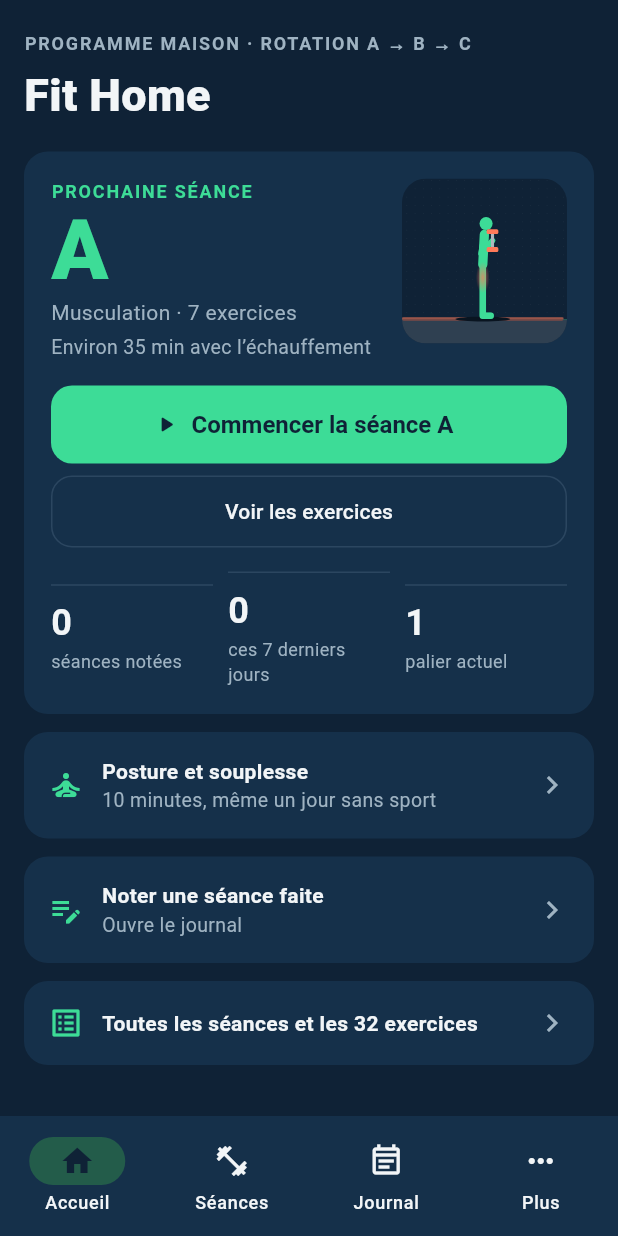
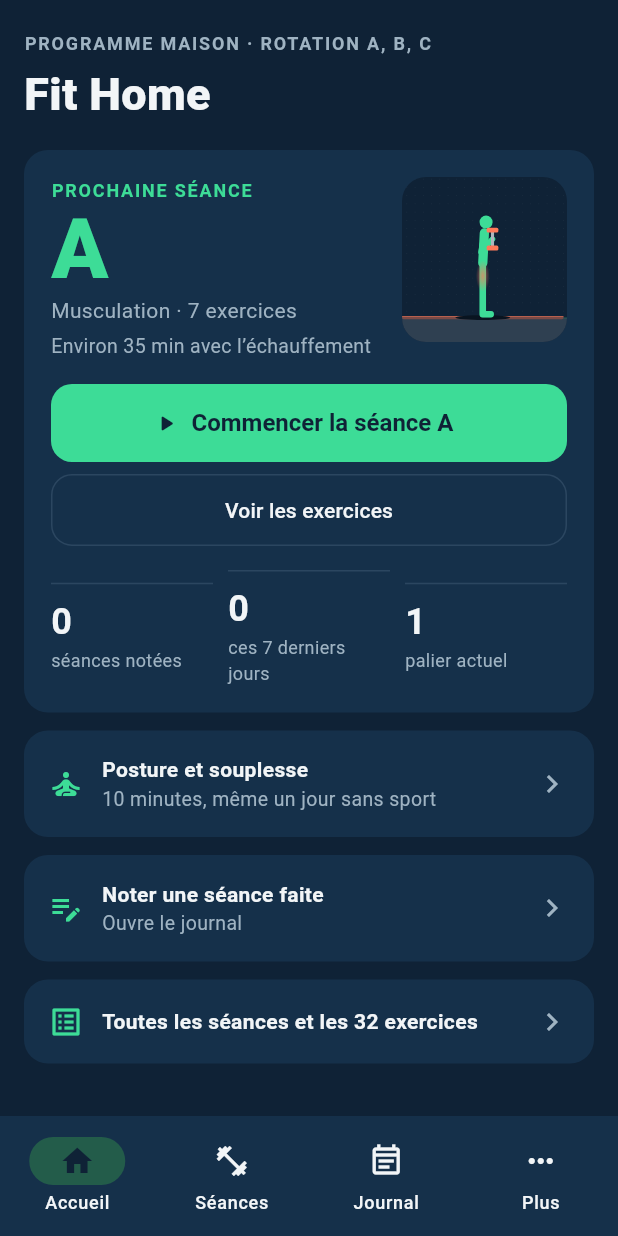
Before and after one commit to dev-Chris06/fit-home, a Flutter app: the screen it shows after launch, on a phone screen of 412 x 824 dp. Run offline on Flutter 3.47's test engine with Material 3 defaults, Android fonts, the phone set to English and light mode, and no system bars; our stand-ins replace package_info_plus, shared_preferences, wakelock_plus; network calls fail.

Commit message:
docs: étape 5 (compilation et publication) + police Roboto explicite
Co-Authored-By: Claude Opus 5.5 <noreply@anthropic.com>
Claude-Session: https://claude.ai/code/session_01GRprKZdxbL4yQmFcTFG3MA

```diff
--- a/lib/screens/home_screen.dart
+++ b/lib/screens/home_screen.dart
@@ -26,7 +26,7 @@ class HomeScreen extends StatelessWidget {
         return ListView(
           padding: const EdgeInsets.fromLTRB(16, 20, 16, 24),
           children: [
-            const Eyebrow('Programme maison · rotation A → B → C', color: Palette.muted),
+            const Eyebrow('Programme maison · rotation A, B, C', color: Palette.muted),
             const SizedBox(height: 4),
             const Text('Fit Home', style: TextStyle(fontSize: 30, fontWeight: FontWeight.w800)),
             const SizedBox(height: 16),
--- a/lib/theme.dart
+++ b/lib/theme.dart
@@ -23,7 +23,7 @@ ThemeData buildTheme() {
     error: Palette.accent,
     onError: Palette.ground,
   );
-  final base = ThemeData(useMaterial3: true, colorScheme: scheme, brightness: Brightness.dark);
+  final base = ThemeData(useMaterial3: true, colorScheme: scheme, brightness: Brightness.dark, fontFamily: 'Roboto');
   return base.copyWith(
     scaffoldBackgroundColor: Palette.ground,
     appBarTheme: const AppBarTheme(
@@ -41,7 +41,7 @@ ThemeData buildTheme() {
         backgroundColor: Palette.main,
         foregroundColor: Palette.ground,
         minimumSize: const Size(64, 52),
-        textStyle: const TextStyle(fontSize: 16, fontWeight: FontWeight.w700),
+        textStyle: const TextStyle(fontFamily: 'Roboto', fontSize: 16, fontWeight: FontWeight.w700),
         shape: RoundedRectangleBorder(borderRadius: BorderRadius.circular(14)),
       ),
     ),
```
Also changed, not shown: 1 other file.
